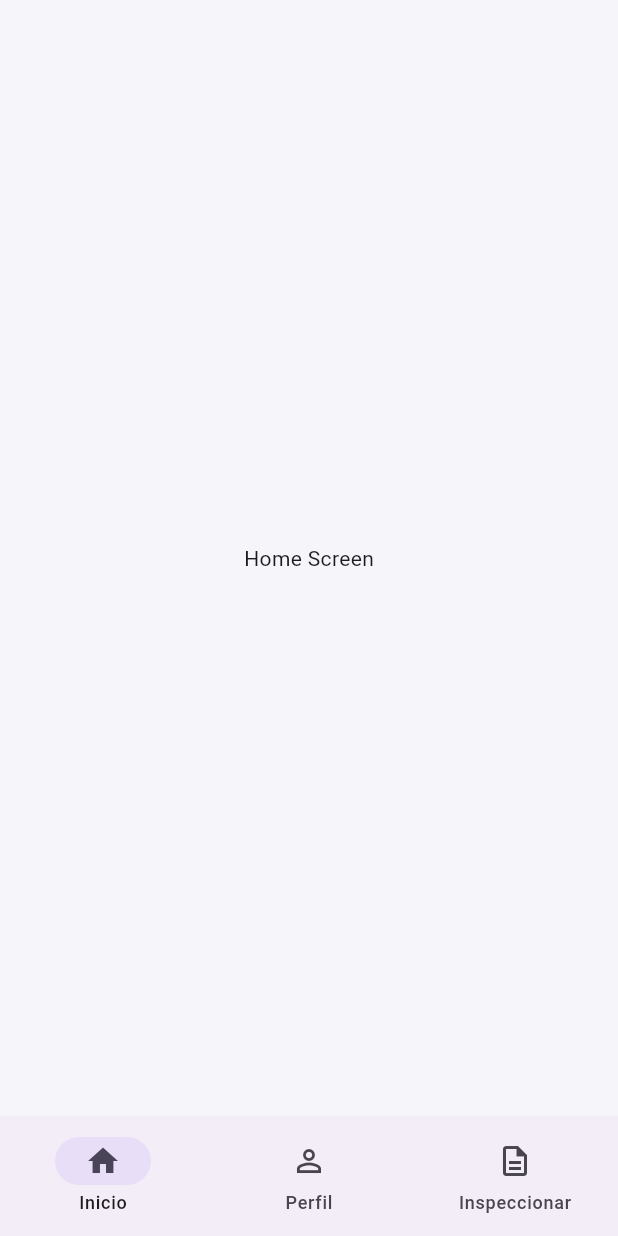
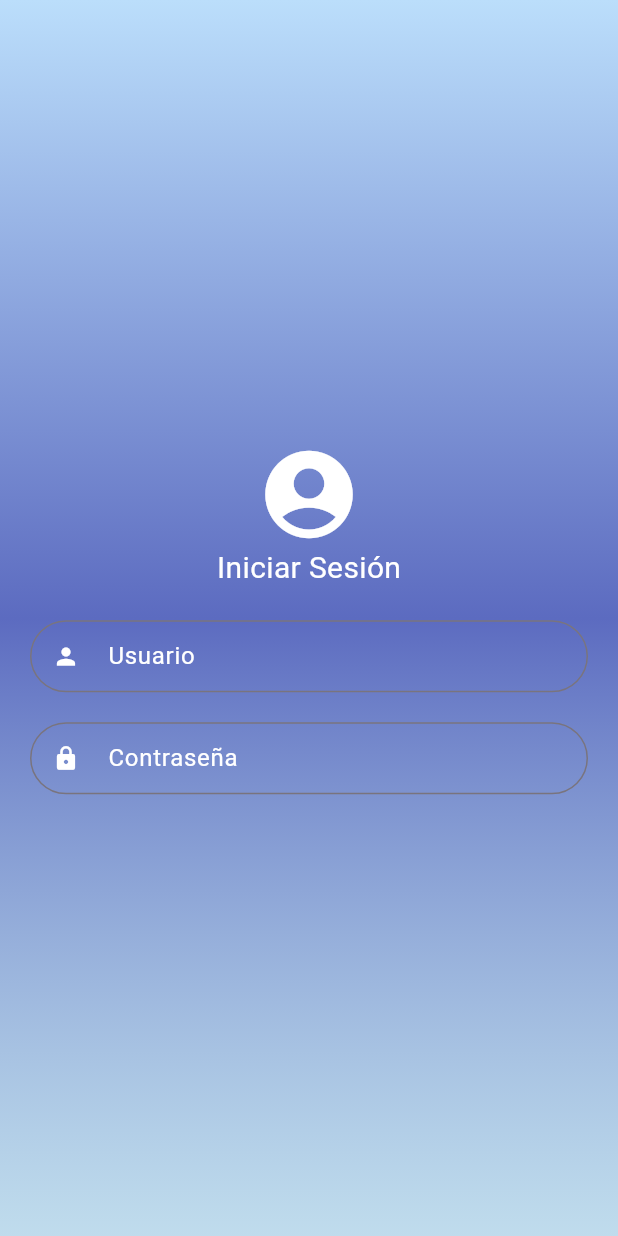
Before and after one commit to aleydacv/inspection_app, a Flutter app: the screen it shows after launch, on a phone screen of 412 x 824 dp. Run offline on Flutter 3.47's test engine with Material 3 defaults, Android fonts, the phone set to English and light mode, and no system bars; our stand-ins replace flutter_rating_bar, flutter_screenutil, sqflite; accounts and stored records are empty.

Commit message:
added first login design

```diff
--- a/lib/main.dart
+++ b/lib/main.dart
@@ -1,4 +1,5 @@
 import 'package:flutter/material.dart';
+import 'package:inspection_app/screens/login.dart';
 import 'package:inspection_app/widget/navigation_bar_app/navigation_bar.dart';
 import 'package:flutter_screenutil/flutter_screenutil.dart';
 
@@ -19,7 +20,7 @@ class MyApp extends StatelessWidget {
           theme: ThemeData(
             scaffoldBackgroundColor: const Color(0xFFF6F5FA),
           ),
-          home: const CustomNavigationBar(),
+          home: const Login(),
         );
       },
     );
--- /dev/null
+++ b/lib/screens/login.dart
@@ -0,0 +1,52 @@
+import 'package:flutter/material.dart';
+import 'package:inspection_app/widget/general_input_fiel.dart';
+
+class Login extends StatelessWidget {
+  const Login({super.key});
+
+  @override
+  Widget build(BuildContext context) {
+    final user = TextEditingController();
+    final password = TextEditingController();
+    return Scaffold(
+      //backgroundColor: Colors.indigoAccent.shade100,
+      body: Container(
+        decoration: BoxDecoration(
+            gradient: LinearGradient(
+          colors: [
+            Colors.blue.shade100,
+            Colors.indigo.shade400,
+            Color.fromARGB(156, 157, 204, 228)
+          ],
+          begin: Alignment.topCenter,
+          end: Alignment.bottomCenter,
+        )),
+        child: Padding(
+          padding: const EdgeInsets.all(20.0),
+          child: Column(
+            mainAxisAlignment: MainAxisAlignment.center,
+            children: [
+              const Icon(Icons.account_circle, size: 70, color: Colors.white),
+              const Text(
+                "Iniciar Sesión",
+                style: TextStyle(color: Colors.white, fontSize: 20),
+              ),
+              const SizedBox(
+                height: 20,
+              ),
+              GeneralInputField(
+                  controller: user, hintText: "Usuario", icon: Icons.person),
+              const SizedBox(
+                height: 20,
+              ),
+              GeneralInputField(
+                  controller: password,
+                  hintText: "Contraseña",
+                  icon: Icons.lock_rounded),
+            ],
+          ),
+        ),
+      ),
+    );
+  }
+}
--- a/lib/screens/new_inspection/components/form/form_screen.dart
+++ b/lib/screens/new_inspection/components/form/form_screen.dart
@@ -15,6 +15,7 @@ import 'package:inspection_app/screens/new_inspection/components/form/widgets/in
 import 'package:inspection_app/screens/new_inspection/components/form/widgets/input_text_field.dart';
 import 'package:inspection_app/screens/new_inspection/components/form/widgets/raiting_bar.dart';
 import 'package:inspection_app/data/local/db.dart';
+import 'package:inspection_app/screens/new_inspection/new_inspection_screen.dart';
 
 class FormScreen extends StatefulWidget {
   const FormScreen({super.key});
@@ -101,8 +102,14 @@ class _FormScreenState extends State<FormScreen> {
   @override
   Widget build(BuildContext context) {
     return Scaffold(
+      backgroundColor: Colors.white,
       appBar: AppBar(
-          title: const Text("Formulario"),
+          title: const Text(
+            "Formulario",
+            style: TextStyle(
+              fontSize: 18,
+            ),
+          ),
           leading: IconButton(
               icon: const Icon(Icons.arrow_back_ios),
               onPressed: () {
@@ -371,11 +378,9 @@ class _FormScreenState extends State<FormScreen> {
         iconColor: Colors.green,
         dismissible: false,
         onPressed: () {
-          Navigator.pop(context);
-          Navigator.push(
-            context,
-            MaterialPageRoute(builder: (context) => const InspectionList()),
-          );
+          Navigator.of(context)
+            ..pop()
+            ..pop();
         });
   }
 
--- a/lib/screens/new_inspection/components/form/widgets/custom_show_dialog.dart
+++ b/lib/screens/new_inspection/components/form/widgets/custom_show_dialog.dart
@@ -12,7 +12,9 @@ class CustomShowDialog {
     showDialog(
       context: context,
       barrierDismissible: dismissible,
-      builder: (context) => AlertDialog(
+      builder: (context) => PopScope(
+        canPop: dismissible,
+        child: AlertDialog(
           backgroundColor: Colors.white,
           icon: Icon(
             icon,
@@ -31,6 +33,7 @@ class CustomShowDialog {
             ),
           ],
         ),
+      ),
     );
   }
 }
--- a/lib/screens/new_inspection/new_inspection_screen.dart
+++ b/lib/screens/new_inspection/new_inspection_screen.dart
@@ -61,7 +61,7 @@ class CustomIconButton extends StatelessWidget {
   Widget build(BuildContext context) {
     return Container(
       width: 0.43.sw,
-      height: 0.25.sh,
+      height: 0.2.sh,
       decoration: BoxDecoration(
           borderRadius: BorderRadius.circular(20),
           color: Colors.white,
--- /dev/null
+++ b/lib/widget/general_input_fiel.dart
@@ -0,0 +1,38 @@
+import 'package:flutter/material.dart';
+
+class GeneralInputField extends StatefulWidget {
+  final TextEditingController controller;
+  final String hintText;
+  final IconData icon;
+  const GeneralInputField(
+      {super.key,
+      required this.controller,
+      required this.hintText,
+      required this.icon});
+
+  @override
+  State<GeneralInputField> createState() => _GeneralInputFieldState();
+}
+
+class _GeneralInputFieldState extends State<GeneralInputField> {
+  @override
+  Widget build(BuildContext context) {
+    return TextFormField(
+      controller: widget.controller,
+      decoration: InputDecoration(
+          prefixIcon: Icon(
+            widget.icon,
+            size: 18,
+          ),
+          prefixIconColor: Colors.white,
+          hintText: widget.hintText,
+          hintStyle: const TextStyle(color: Colors.white, fontSize: 16),
+          border: const OutlineInputBorder(
+              borderSide: BorderSide(color: Colors.white),
+              borderRadius: BorderRadius.all(Radius.circular(25)),
+              gapPadding: 3),
+          labelStyle: const TextStyle(fontWeight: FontWeight.bold),
+          contentPadding: const EdgeInsets.all(2)),
+    );
+  }
+}
```
Lines whose indentation alone changed are shown as unchanged.
